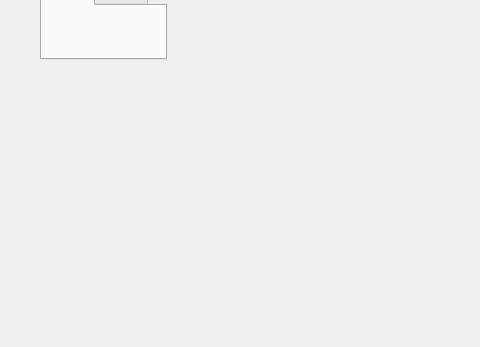
This is Src/07_Parts/mainwindow.ui in Fowindy/QtCode_VS as Qt 5 draws it before an edit; both pictures show x 0 to 480 and y 253 to 600 of the 800 by 600 pixel window. The edited form follows.
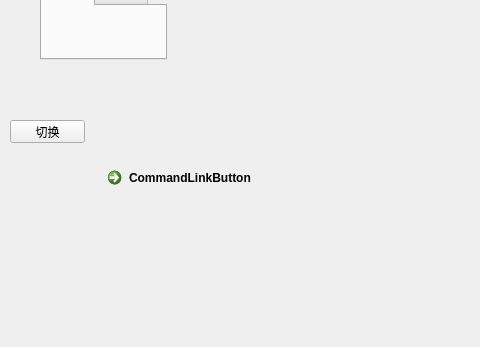
This is the edited form. The open tabs and pages were chosen to show the change.

Commit message: stackedWidget与QPushButton配合实现切换

```diff
--- a/Src/07_Parts/mainwindow.ui
+++ b/Src/07_Parts/mainwindow.ui
@@ -165,6 +165,74 @@
      </attribute>
     </widget>
    </widget>
+   <widget class="QStackedWidget" name="stackedWidget">
+    <property name="geometry">
+     <rect>
+      <x>80</x>
+      <y>350</y>
+      <width>201</width>
+      <height>80</height>
+     </rect>
+    </property>
+    <widget class="QWidget" name="page_3">
+     <widget class="QCommandLinkButton" name="commandLinkButton">
+      <property name="geometry">
+       <rect>
+        <x>20</x>
+        <y>40</y>
+        <width>185</width>
+        <height>41</height>
+       </rect>
+      </property>
+      <property name="text">
+       <string>CommandLinkButton</string>
+      </property>
+     </widget>
+    </widget>
+    <widget class="QWidget" name="page_5">
+     <widget class="QPushButton" name="pushButton_6">
+      <property name="geometry">
+       <rect>
+        <x>20</x>
+        <y>20</y>
+        <width>75</width>
+        <height>23</height>
+       </rect>
+      </property>
+      <property name="text">
+       <string>PushButton</string>
+      </property>
+     </widget>
+    </widget>
+    <widget class="QWidget" name="page_4">
+     <widget class="QCheckBox" name="checkBox">
+      <property name="geometry">
+       <rect>
+        <x>30</x>
+        <y>40</y>
+        <width>71</width>
+        <height>16</height>
+       </rect>
+      </property>
+      <property name="text">
+       <string>CheckBox</string>
+      </property>
+     </widget>
+    </widget>
+   </widget>
+   <widget class="QPushButton" name="change">
+    <property name="geometry">
+     <rect>
+      <x>10</x>
+      <y>350</y>
+      <width>75</width>
+      <height>23</height>
+     </rect>
+    </property>
+    <property name="text">
+     <string>切换</string>
+    </property>
+   </widget>
   </widget>
   <widget class="QMenuBar" name="menubar">
    <property name="geometry">
```
Left out of the diff: 4 changed lines with no effect on the pictures. The commit also changes 12 other files.
